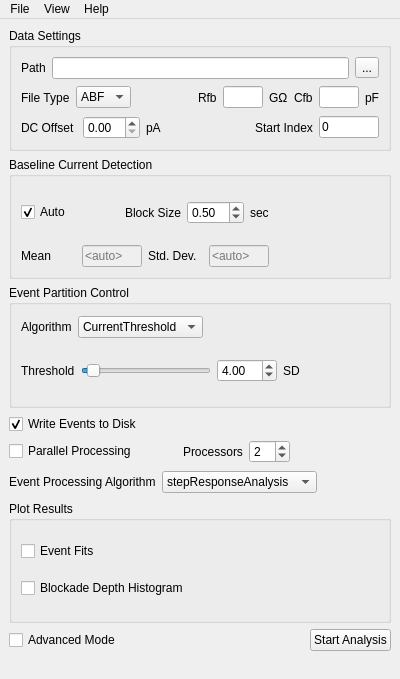
Before: the Qt Designer form qtgui/SettingsWindow.ui in usnistgov/mosaic, drawn with Qt 5.
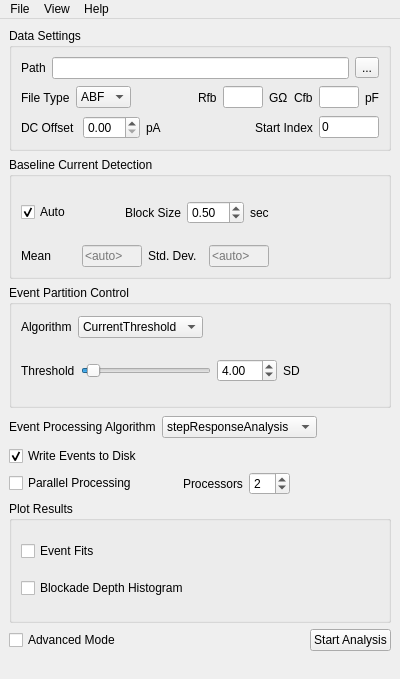
After: the same form once the commit is applied.

```diff
--- a/qtgui/SettingsWindow.ui
+++ b/qtgui/SettingsWindow.ui
@@ -553,6 +553,56 @@
       </layout>
      </widget>
     </item>
+    <item>
+     <layout class="QHBoxLayout" name="horizontalLayout_16">
+      <item>
+       <widget class="QLabel" name="label_11">
+        <property name="sizePolicy">
+         <sizepolicy hsizetype="Preferred" vsizetype="Fixed">
+          <horstretch>0</horstretch>
+          <verstretch>0</verstretch>
+         </sizepolicy>
+        </property>
+        <property name="minimumSize">
+         <size>
+          <width>0</width>
+          <height>26</height>
+         </size>
+        </property>
+        <property name="text">
+         <string>Event Processing Algorithm</string>
+        </property>
+       </widget>
+      </item>
+      <item>
+       <widget class="QComboBox" name="processingAlgorithmComboBox">
+        <item>
+         <property name="text">
+          <string>stepResponseAnalysis</string>
+         </property>
+        </item>
+        <item>
+         <property name="text">
+          <string>multiStateAnalysis</string>
+         </property>
+        </item>
+       </widget>
+      </item>
+      <item>
+       <spacer name="horizontalSpacer_6">
+        <property name="orientation">
+         <enum>Qt::Horizontal</enum>
+        </property>
+        <property name="sizeHint" stdset="0">
+         <size>
+          <width>40</width>
+          <height>20</height>
+         </size>
+        </property>
+       </spacer>
+      </item>
+     </layout>
+    </item>
     <item>
      <layout class="QVBoxLayout" name="verticalLayout_11">
       <item>
@@ -634,56 +684,6 @@
       </item>
      </layout>
     </item>
-    <item>
-     <layout class="QHBoxLayout" name="horizontalLayout_16">
-      <item>
-       <widget class="QLabel" name="label_11">
-        <property name="sizePolicy">
-         <sizepolicy hsizetype="Preferred" vsizetype="Fixed">
-          <horstretch>0</horstretch>
-          <verstretch>0</verstretch>
-         </sizepolicy>
-        </property>
-        <property name="minimumSize">
-         <size>
-          <width>0</width>
-          <height>26</height>
-         </size>
-        </property>
-        <property name="text">
-         <string>Event Processing Algorithm</string>
-        </property>
-       </widget>
-      </item>
-      <item>
-       <widget class="QComboBox" name="processingAlgorithmComboBox">
-        <item>
-         <property name="text">
-          <string>stepResponseAnalysis</string>
-         </property>
-        </item>
-        <item>
-         <property name="text">
-          <string>multiStateAnalysis</string>
-         </property>
-        </item>
-       </widget>
-      </item>
-      <item>
-       <spacer name="horizontalSpacer_6">
-        <property name="orientation">
-         <enum>Qt::Horizontal</enum>
-        </property>
-        <property name="sizeHint" stdset="0">
-         <size>
-          <width>40</width>
-          <height>20</height>
-         </size>
-        </property>
-       </spacer>
-      </item>
-     </layout>
-    </item>
     <item>
      <widget class="QGroupBox" name="groupBox_2">
       <property name="title">
```
